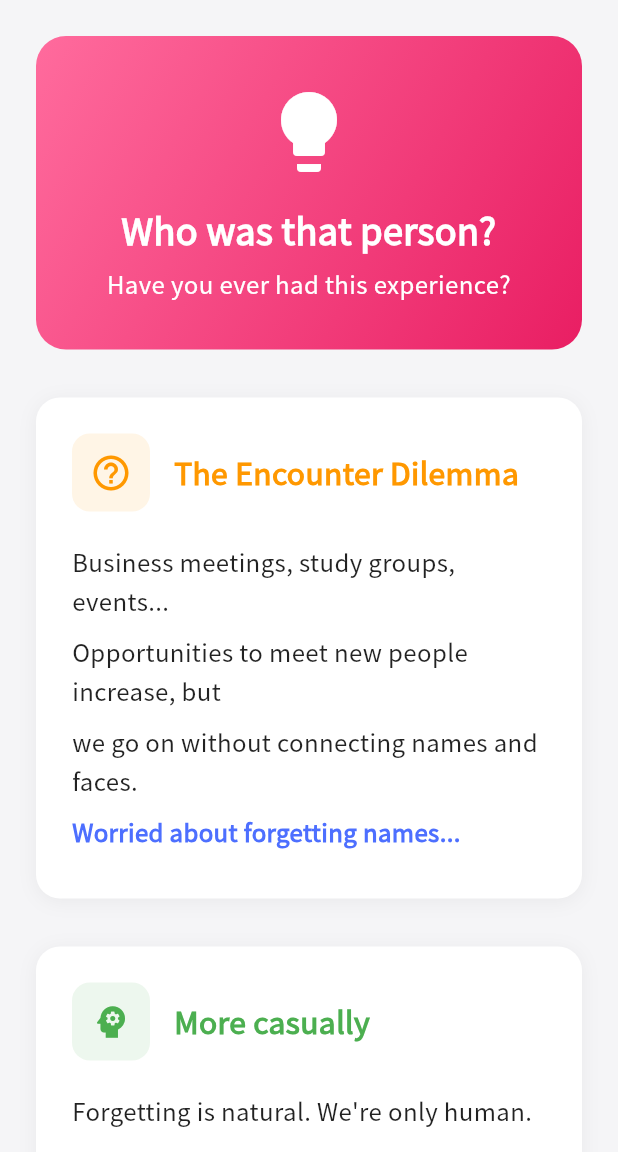
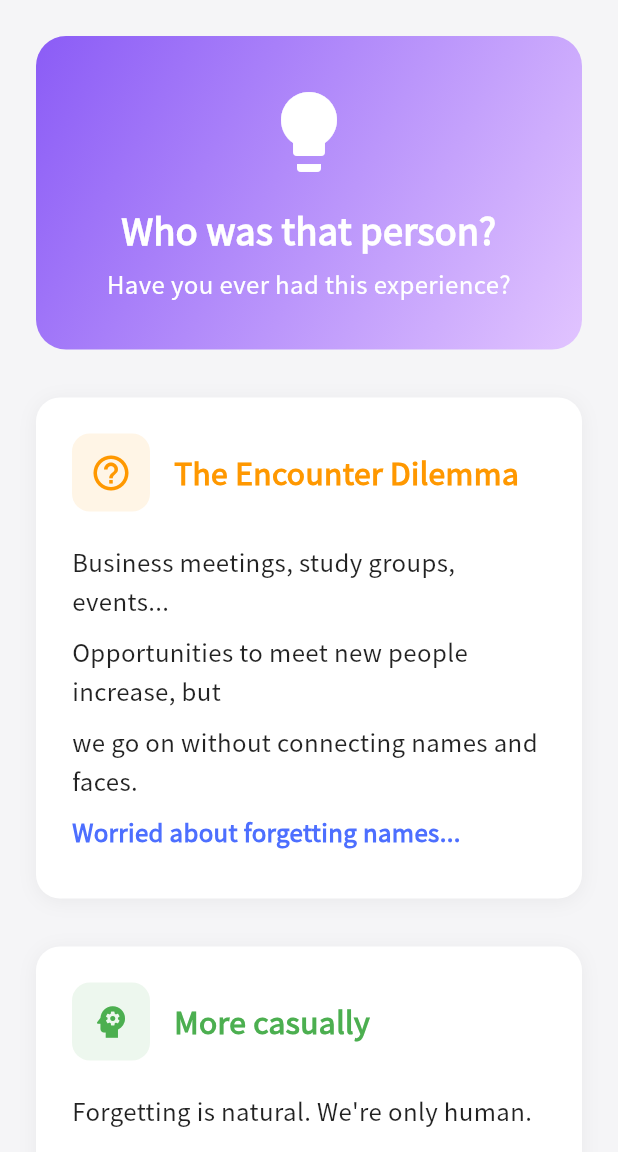
Before and after one commit to shiren358/whodat, a Flutter app: the AppStoryView screen opened directly, on a phone screen of 412 x 824 dp, the part 84-1236 px from its top. Run offline on Flutter 3.47's test engine with Material 3 defaults, Android fonts, the phone set to English and light mode, and no system bars; our stand-ins replace convex_bottom_bar, firebase_analytics, firebase_core, firebase_crashlytics, flutter_secure_storage, geocoding and 7 more; missing offline and left inert: app_tracking_transparency, new_version_plus; accounts and stored records are empty.

Commit message:
アイコン修正、色修正

```diff
--- a/lib/providers/theme_provider.dart
+++ b/lib/providers/theme_provider.dart
@@ -7,6 +7,10 @@ class ThemeProvider extends ChangeNotifier {
 
   // 全人口向けのカラーパレット
   final List<Color> _presetColors = [
+    // 可愛いピンク系（デフォルト）
+    Color(0xFFFF6B9D), // コーラルピンク
+    // デフォルト（アイコンに合わせた紫色）
+    Color(0xFF8B5CF6), // バイオレット（新しいデフォルト）
     // プロフェッショナル系
     Color(0xFF4D6FFF), // クリアブルー
     Color(0xFF2196F3), // ブルー
@@ -22,53 +26,54 @@ class ThemeProvider extends ChangeNotifier {
     Color(0xFF42A5F5), // ライトブルー
     Color(0xFFAB47BC), // パープル
     Color(0xFFEC407A), // ライトピンク
-    // 可愛いピンク系（デフォルト）
-    Color(0xFFFF6B9D), // コーラルピンク
     // モダンな色
     Color(0xFF8D6E63), // ブラウン
     Color(0xFF607D8B), // ブルーグレー
     Color(0xFF78909C), // ブルーグレーライト
   ];
 
-  Color _themeColor = Color(0xFFFF6B9D); // デフォルトは可愛いコーラルピンク
+  Color _themeColor = Color(0xFF8B5CF6); // デフォルトはバイオレット（アイコンに合わせた）
 
   Color get themeColor => _themeColor;
   List<Color> get presetColors => _presetColors;
 
   // グラデーション用の2色目を生成
   Color getGradientEndColor() {
-    // テーマカラーに応じて相性の良い2色目を返す
-    if (_themeColor.toARGB32() == 0xFFFF6B9D) {
-      // コーラルピンク
-      return const Color(0xFFE91E63); // ピンク
+    // テーマカラーに応じて相性の良い2色目を返す（調整済みのグラデーション）
+    if (_themeColor.toARGB32() == 0xFF8B5CF6) {
+      // バイオレット（デフォルト）-> 薄いバイオレット
+      return const Color(0xFFE1C4FF); // 薄い紫
+    } else if (_themeColor.toARGB32() == 0xFFFF6B9D) {
+      // コーラルピンク -> 薄いピンク
+      return const Color(0xFFFFCDD8); // 薄いピンク
     } else if (_themeColor.toARGB32() == 0xFF4D6FFF ||
         _themeColor.toARGB32() == 0xFF2196F3) {
-      // ブルー系
-      return const Color(0xFF9B72FF); // パープル
+      // ブルー系 -> 薄いブルー
+      return const Color(0xFFD4E4FF); // 薄い青
     } else if (_themeColor.toARGB32() == 0xFF3F51B5) {
-      // インディゴ
-      return const Color(0xFF5C6BC0); // ライトインディゴ
+      // インディゴ -> 薄いインディゴ
+      return const Color(0xFFDDE1F0); // 薄いインディゴ
     } else if (_themeColor.toARGB32() == 0xFFFF7043 ||
         _themeColor.toARGB32() == 0xFFFFA726) {
-      // オレンジ系
-      return const Color(0xFF9B72FF); // パープル
+      // オレンジ系 -> 薄いオレンジ
+      return const Color(0xFFFFE0DB); // 薄いオレンジ
     } else if (_themeColor.toARGB32() == 0xFF66BB6A ||
         _themeColor.toARGB32() == 0xFF26A69A) {
-      // グリーン系
-      return const Color(0xFF42A5F5); // ライトブルー
+      // グリーン系 -> 薄いグリーン
+      return const Color(0xFFD4F1D4); // 薄い緑
     } else if (_themeColor.toARGB32() == 0xFF9CCC65) {
-      // ライトグリーン
-      return const Color(0xFF42A5F5); // ライトブルー
+      // ライトグリーン -> 薄いライムグリーン
+      return const Color(0xFFE8F5D9); // 薄い黄緑
     } else if (_themeColor.toARGB32() == 0xFF42A5F5) {
-      // ライトブルー
-      return const Color(0xFF9B72FF); // パープル
+      // ライトブルー -> 薄いライトブルー
+      return const Color(0xFFD2EDFF); // 薄い水色
     } else if (_themeColor.toARGB32() == 0xFFAB47BC ||
         _themeColor.toARGB32() == 0xFFEC407A) {
-      // パープル系
-      return const Color(0xFF4D6FFF); // クリアブルー
+      // パープル系 -> 薄いパープル
+      return const Color(0xFFF8D4E2); // 薄い紫ピンク
     } else {
-      // その他
-      return const Color(0xFF9B72FF); // パープル
+      // その他 -> 薄いグレー
+      return const Color(0xFFEFEFEF); // 薄いグレー
     }
   }
 
--- a/lib/views/search_results_view.dart
+++ b/lib/views/search_results_view.dart
@@ -1,6 +1,7 @@
 import 'package:flutter/material.dart';
 import 'package:provider/provider.dart';
 import '../providers/home_provider.dart';
+import '../providers/theme_provider.dart';
 import '../widgets/person_card.dart'; // Import PersonCard
 import '../models/person.dart';
 import '../l10n/l10n.dart';
@@ -63,7 +64,7 @@ class SearchResultsView extends StatelessWidget {
               Provider.of<HomeProvider>(context, listen: false).clearSearch();
             },
             style: ElevatedButton.styleFrom(
-              backgroundColor: const Color(0xFF4D6FFF),
+              backgroundColor: Provider.of<ThemeProvider>(context).themeColor,
               foregroundColor: Colors.white,
               padding: const EdgeInsets.symmetric(horizontal: 24, vertical: 12),
               shape: RoundedRectangleBorder(
--- a/lib/views/theme_settings_view.dart
+++ b/lib/views/theme_settings_view.dart
@@ -17,6 +17,8 @@ class _ThemeSettingsViewState extends State<ThemeSettingsView>
   // 色の名前マッピング
   String _getColorName(Color color) {
     final colorMap = {
+      0xFFFF6B9D: 'Pink',
+      0xFF8B5CF6: 'Violet',
       0xFF4D6FFF: 'Clear Blue',
       0xFF2196F3: 'Ocean',
       0xFF3F51B5: 'Indigo',
@@ -29,7 +31,6 @@ class _ThemeSettingsViewState extends State<ThemeSettingsView>
       0xFF42A5F5: 'Sky',
       0xFFAB47BC: 'Purple',
       0xFFEC407A: 'Rose',
-      0xFFFF6B9D: 'Pink',
       0xFF8D6E63: 'Mocha',
       0xFF607D8B: 'Slate',
       0xFF78909C: 'Steel',
```
Also changed, not shown: 32 other files.
